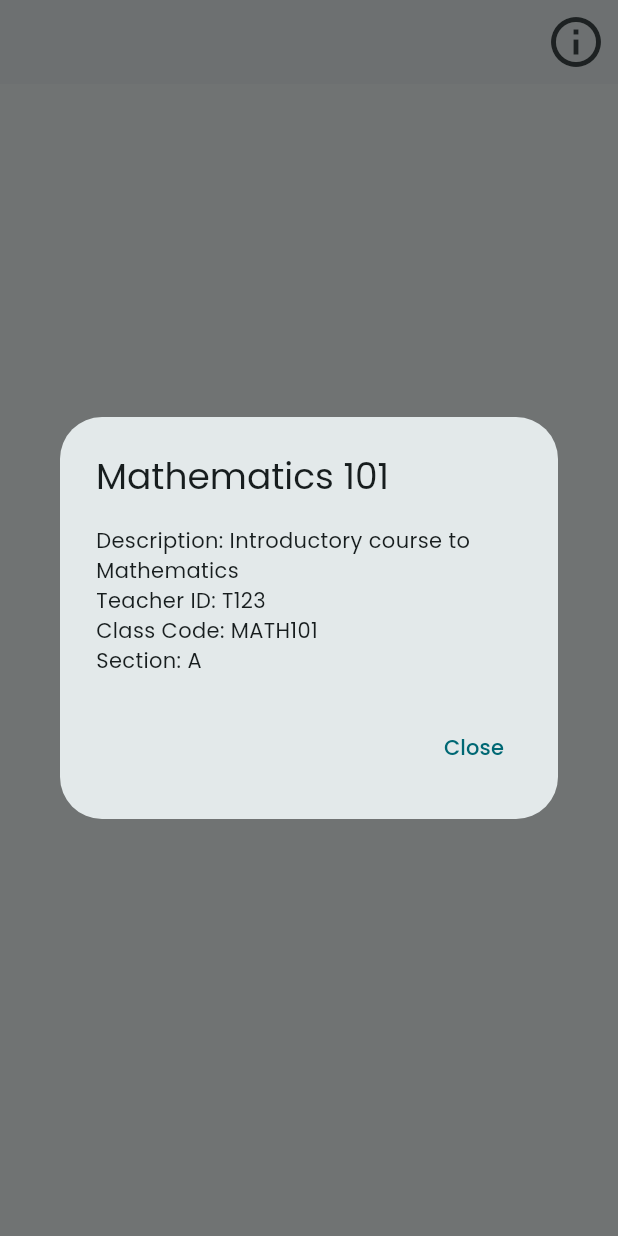
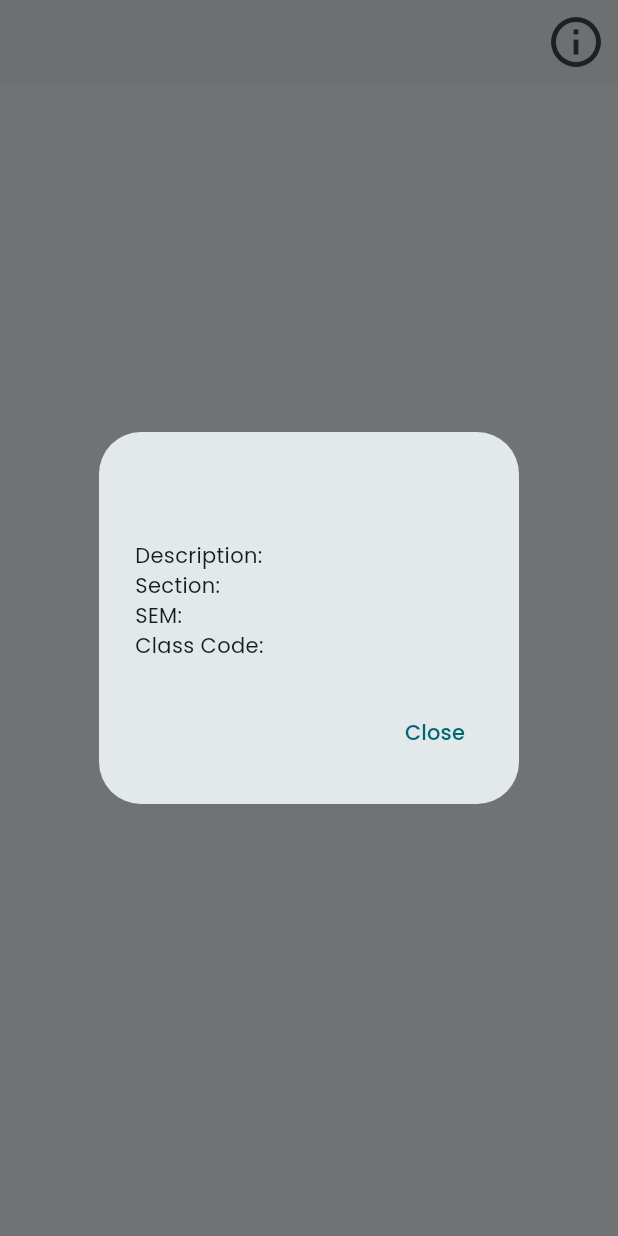
Before and after one commit to nandishns/pesuClassrooms, a Flutter app: the ClassDetails screen opened directly with empty values, after a tap on the "info outline" icon, on a phone screen of 412 x 824 dp. Run offline on Flutter 3.47's test engine with Material 2 defaults, Android fonts, the phone set to English and light mode, and no system bars; our stand-ins replace awesome_snackbar_content, cached_network_image, firebase_auth, firebase_core, flutter_dotenv, google_fonts and 2 more; accounts and stored records are empty.

Commit message:
implemented createClass

```diff
--- a/lib/Screens/classSection/modal/model.dart
+++ b/lib/Screens/classSection/modal/model.dart
@@ -1,5 +1,7 @@
 class ClassDetail {
   final String name;
+  final int classId;
+  final String sem;
   final String description;
   final String teacherId;
   final String classCode;
@@ -7,6 +9,8 @@ class ClassDetail {
 
   ClassDetail({
     required this.name,
+    required this.classId,
+    required this.sem,
     required this.description,
     required this.teacherId,
     required this.classCode,
--- a/lib/Screens/classSection/view/classDetails.dart
+++ b/lib/Screens/classSection/view/classDetails.dart
@@ -4,17 +4,12 @@ import 'package:pesuclassrooms/helpers.dart';
 import '../modal/model.dart';
 
 class ClassDetails extends StatefulWidget {
-  final String className;
-  final String teacherId;
-  final String section;
-  final String subject;
-  const ClassDetails(
-      {Key? key,
-      required this.className,
-      required this.teacherId,
-      required this.section,
-      required this.subject})
-      : super(key: key);
+  final ClassDetail classDetails;
+
+  const ClassDetails({
+    Key? key,
+    required this.classDetails,
+  }) : super(key: key);
 
   @override
   State<ClassDetails> createState() => _ClassDetailsState();
@@ -28,16 +23,7 @@ class _ClassDetailsState extends State<ClassDetails> {
         actions: [
           IconButton(
               onPressed: () {
-                // Example class details
-                var classDetails = ClassDetail(
-                  name: 'Mathematics 101',
-                  description: 'Introductory course to Mathematics',
-                  teacherId: 'T123',
-                  classCode: 'MATH101',
-                  section: 'A',
-                );
-
-                showClassDetailsPopup(context, classDetails);
+                showClassDetailsPopup(context, widget.classDetails);
               },
               icon: Icon(
                 Icons.info_outline,
@@ -59,15 +45,15 @@ void showClassDetailsPopup(BuildContext context, ClassDetail classDetails) {
           child: ListBody(
             children: <Widget>[
               Text('Description: ${classDetails.description}'),
-              Text('Teacher ID: ${classDetails.teacherId}'),
+              Text('Section: ${classDetails.section}'),
+              Text('SEM: ${classDetails.sem}'),
               Text('Class Code: ${classDetails.classCode}'),
-              Text('Section: ${classDetails.section}'),
             ],
           ),
         ),
         actions: <Widget>[
           TextButton(
-            child: Text('Close'),
+            child: const Text('Close'),
             onPressed: () {
               Navigator.of(context).pop();
             },
```
Also changed, not shown: lib/Screens/createClass/controller/createClass.dart (+34 -5 lines), lib/Screens/createClass/view/createClass.dart (+80 -24 lines), 5 other files.
